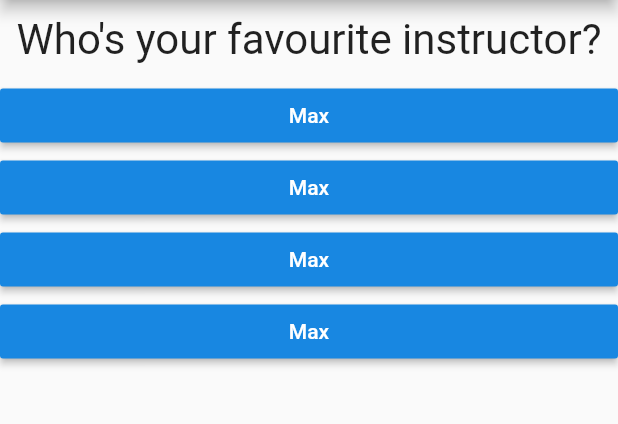
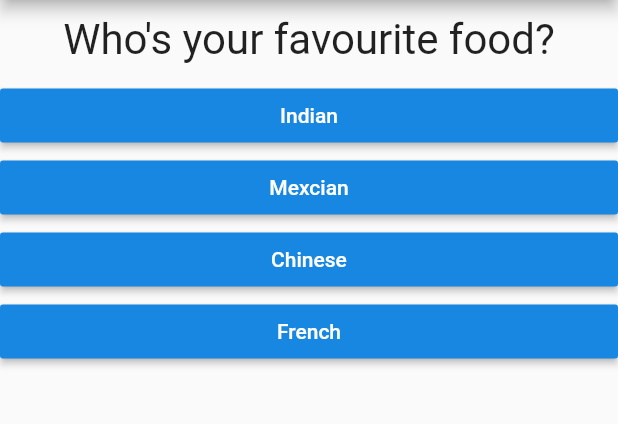
Before and after one commit to hificoder9161/quiz-app, a Flutter app: the screen it shows after launch, after a tap on "Black", after a tap on "Snake", on a phone screen of 412 x 824 dp, the part 84-508 px from its top. Run offline on Flutter 3.47's test engine with Material 2 defaults, Android fonts, the phone set to English and light mode, and no system bars.

Commit message:
Update main.dart

```diff
--- a/lib/main.dart
+++ b/lib/main.dart
@@ -33,12 +33,12 @@ class _MyAppState extends State<MyApp> {
       ]
     },
     {
-      'questionText': 'Who\'s your favourite instructor?',
+      'questionText': 'Who\'s your favourite food?',
       'answers': [
-        {'text': 'Max', 'score': 1},
-        {'text': 'Max', 'score': 10},
-        {'text': 'Max', 'score': 20},
-        {'text': 'Max', 'score': 10}
+        {'text': 'Indian', 'score': 1},
+        {'text': 'Mexcian', 'score': 10},
+        {'text': 'Chinese', 'score': 20},
+        {'text': 'French', 'score': 10}
       ],
     },
   ];
```
